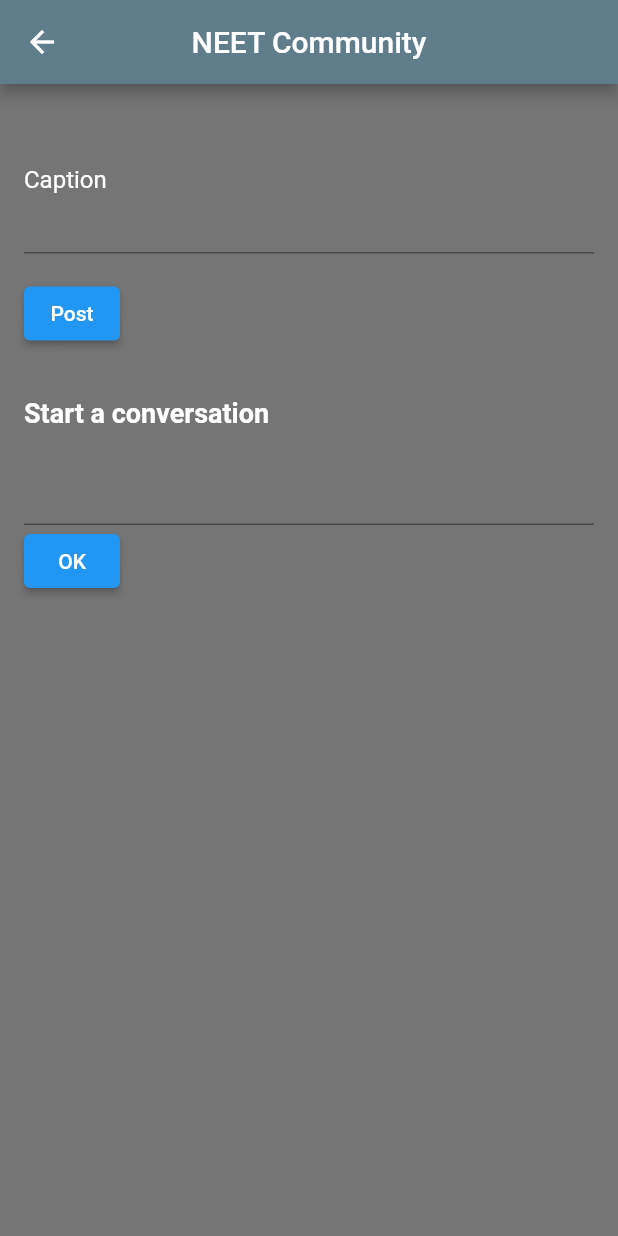
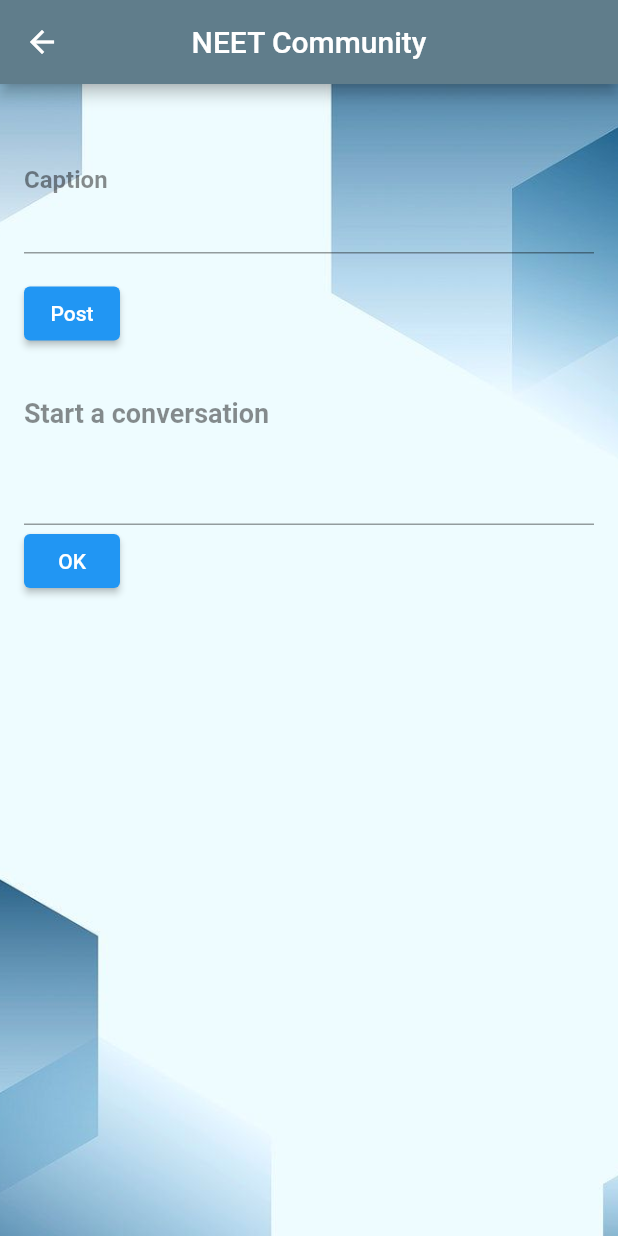
Before and after one commit to binshadhbu/connext, a Flutter app: the PostCommentNeet screen opened directly, on a phone screen of 412 x 824 dp. Run offline on Flutter 3.47's test engine with Material 2 defaults, Android fonts, the phone set to English and light mode, and no system bars; our stand-ins replace cloud_firestore, firebase_auth, firebase_core, get; accounts and stored records are empty; network calls fail.

Commit message:
frontend done

```diff
--- a/lib/auth/welcome_page.dart
+++ b/lib/auth/welcome_page.dart
@@ -1,6 +1,6 @@
 import 'package:flutter/material.dart';
 import 'package:flutter/cupertino.dart';
-import 'package:con_next/auth/auth_controller.dart';
+import 'package:con_next/services/auth_controller.dart';
 
 class WelcomePage extends StatelessWidget {
   String? email;
--- a/lib/main.dart
+++ b/lib/main.dart
@@ -6,10 +6,10 @@ import 'package:flutter/material.dart';
 import 'package:firebase_core/firebase_core.dart';
 // import 'package:firebase_core/firebase_core.dart';
 // import 'package:flutter/material.dart';
-import 'package:con_next/auth/auth_controller.dart';
+import 'package:con_next/services/auth_controller.dart';
 import 'package:get/get.dart';
 import 'auth/splash_screen.dart';
-//
+
 // void main() async {
 //   WidgetsFlutterBinding.ensureInitialized();
 //   await Firebase.initializeApp();
@@ -22,7 +22,7 @@ import 'auth/splash_screen.dart';
 //     },
 //   ));
 // }
-//
+
 
 Future<void> main() async {
   WidgetsFlutterBinding.ensureInitialized();
--- /dev/null
+++ b/lib/pages/post_neet.dart
@@ -0,0 +1,97 @@
+import 'package:flutter/material.dart';
+
+class PostCommentNeet extends StatefulWidget {
+  @override
+  _PostCommentNeetState createState() => _PostCommentNeetState();
+}
+
+class _PostCommentNeetState extends State<PostCommentNeet> {
+  TextEditingController _commentController = TextEditingController();
+  TextEditingController _captionController = TextEditingController();
+
+  @override
+  void initState() {
+    super.initState();
+    _commentController = TextEditingController();
+    _captionController = TextEditingController();
+  }
+
+  @override
+  void dispose() {
+    _captionController.dispose();
+    _commentController.dispose();
+    super.dispose();
+  }
+
+  void _submitPost(){
+    String caption = _captionController.text;
+    print('Caption:$caption');
+  }
+  void _submitComment() {
+    String comment = _commentController.text;
+    // Here you can perform any logic to submit the comment to your backend or process it as needed
+    // For this example, we'll simply print the comment
+    print(comment);
+  }
+
+  @override
+  Widget build(BuildContext context) {
+    return Scaffold(
+      backgroundColor: Colors.grey[600],
+      appBar: AppBar(
+        title: Text('NEET Community'),
+        centerTitle:true,
+        backgroundColor: Colors.blueGrey,
+      ),
+      body: Container(
+        decoration: BoxDecoration(
+          image: DecorationImage(
+            image: AssetImage('assets/choose.jpeg'), // set the image path here
+            fit: BoxFit.cover, // set the fit property to cover or contain
+          ),
+        ),
+        child: Padding(
+          padding: const EdgeInsets.all(16.0),
+          child: Column(
+            crossAxisAlignment: CrossAxisAlignment.start,
+            children: [
+              TextField(
+                controller: _captionController,
+                decoration: InputDecoration(
+                  labelText: 'Caption',
+                  labelStyle: TextStyle(
+                    color: Colors.black45,
+                    fontWeight: FontWeight.bold,
+                  ),
+                ),
+                maxLines: 3,
+              ),
+              SizedBox(height: 16.0),
+              ElevatedButton(
+                onPressed: _submitPost,
+                child: Text('Post'),
+              ),
+              SizedBox(height: 32.0),
+              Text(
+                'Start a conversation',
+                style: TextStyle(fontSize: 18, fontWeight: FontWeight.bold,  color: Colors.black45),
+              ),
+              SizedBox(height: 16.0),
+              TextField(
+                controller: _commentController,
+                /*decoration: InputDecoration(
+                  labelText: '',
+                ),*/
+                onSubmitted: (_) => _submitComment(),
+              ),
+              ElevatedButton(
+                onPressed: _submitComment,
+                child: Text('OK'),
+              ),
+            ],
+          ),
+        ),
+      ),
+    );
+  }
+}
--- a/lib/post_neet.dart
+++ /dev/null
@@ -1,88 +0,0 @@
-import 'package:flutter/material.dart';
-
-class PostCommentNeet extends StatefulWidget {
-  @override
-  _PostCommentNeetState createState() => _PostCommentNeetState();
-}
-
-class _PostCommentNeetState extends State<PostCommentNeet> {
-  TextEditingController _commentController = TextEditingController();
-  TextEditingController _captionController = TextEditingController();
-
-  @override
-  void initState() {
-    super.initState();
-    _commentController = TextEditingController();
-    _captionController = TextEditingController();
-  }
-
-  @override
-  void dispose() {
-    _captionController.dispose();
-    _commentController.dispose();
-    super.dispose();
-  }
-
-  void _submitPost(){
-    String caption = _captionController.text;
-    print('Caption:$caption');
-  }
-  void _submitComment() {
-    String comment = _commentController.text;
-    // Here you can perform any logic to submit the comment to your backend or process it as needed
-    // For this example, we'll simply print the comment
-    print(comment);
-  }
-
-  @override
-  Widget build(BuildContext context) {
-    return Scaffold(
-      backgroundColor: Colors.grey[600],
-      appBar: AppBar(
-        title: Text('NEET Community'),
-        centerTitle:true,
-        backgroundColor: Colors.blueGrey,
-      ),
-      body: Padding(
-        padding: const EdgeInsets.all(16.0),
-        child: Column(
-          crossAxisAlignment: CrossAxisAlignment.start,
-          children: [
-            TextField(
-              controller: _captionController,
-              decoration: InputDecoration(
-                labelText: 'Caption',
-                labelStyle: TextStyle(
-                    color: Colors.white
-                ),
-              ),
-              maxLines: 3,
-            ),
-            SizedBox(height: 16.0),
-            ElevatedButton(
-              onPressed: _submitPost,
-              child: Text('Post'),
-            ),
-            SizedBox(height: 32.0),
-            Text(
-              'Start a conversation',
-              style: TextStyle(fontSize: 18, fontWeight: FontWeight.bold,  color: Colors.white),
-            ),
-            SizedBox(height: 16.0),
-            TextField(
-              controller: _commentController,
-              /*decoration: InputDecoration(
-                labelText: '',
-              ),*/
-              onSubmitted: (_) => _submitComment(),
-            ),
-            ElevatedButton(
-              onPressed: _submitComment,
-              child: Text('OK'),
-            ),
-          ],
-        ),
-      ),
-    );
-  }
-}
--- a/lib/auth/auth_controller.dart
+++ b/lib/services/auth_controller.dart
@@ -1,4 +1,5 @@
 import 'dart:ui';
+import 'package:con_next/pages/choose.dart';
 import 'package:firebase_auth/firebase_auth.dart';
 import 'package:flutter/material.dart';
 import 'package:get/get.dart';
@@ -25,7 +26,7 @@ class  AuthController extends GetxController {
       Get.offAll(()=>LoginPage());
     }else{
       print("welcome page");
-      Get.offAll(()=>WelcomePage(email: user.email,));
+      Get.offAll(()=>choose(user.email));
     }
   }
   Future<void> register(String email,password) async {
```
Also changed, not shown: lib/auth/login_page.dart (+8 -9 lines), lib/auth/signup_page.dart (+8 -17 lines), lib/choose.dart (deleted, +0 -56 lines), lib/pages/choose.dart (added, +179 -0 lines), lib/pages/post.dart (renamed from lib/post.dart, +12 -3 lines), assets/choose.jpeg (added), lib/services/database_service.dart (added).
